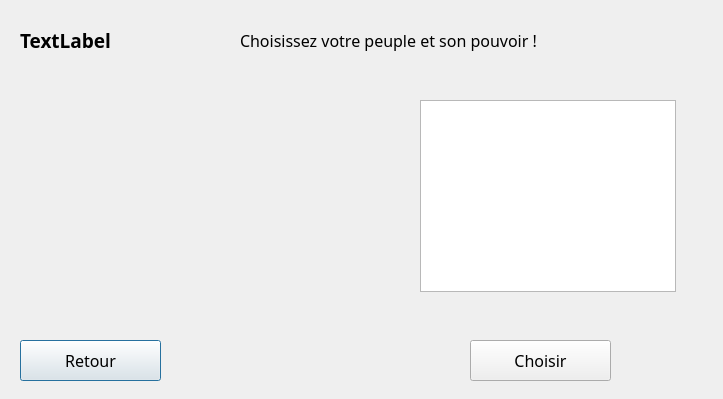
jcambray/ProjetWarCPP, file warCPP/selectnationpowerwindows.ui: the form before one commit.
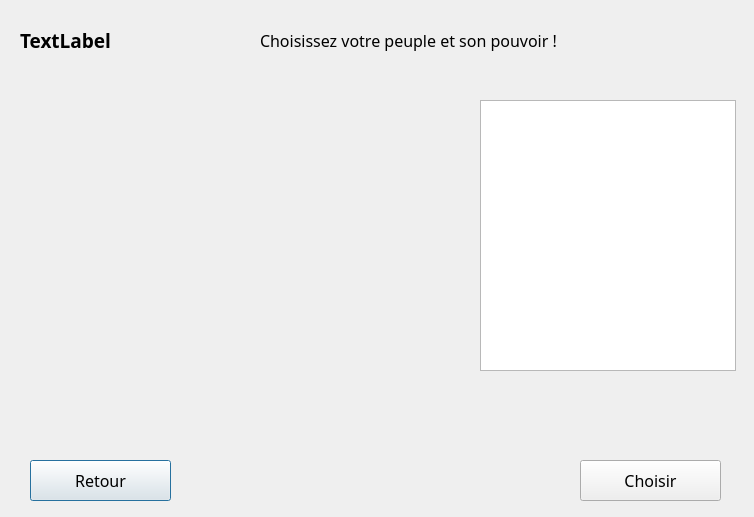
The form after the commit.

Commit message: Fin Selection Nation et Power

```diff
--- a/warCPP/selectnationpowerwindows.ui
+++ b/warCPP/selectnationpowerwindows.ui
@@ -6,8 +6,8 @@
    <rect>
     <x>0</x>
     <y>0</y>
-    <width>723</width>
-    <height>399</height>
+    <width>754</width>
+    <height>517</height>
    </rect>
   </property>
   <property name="windowTitle">
@@ -40,7 +40,7 @@
   <widget class="QLabel" name="labelTitre">
    <property name="geometry">
     <rect>
-     <x>240</x>
+     <x>260</x>
      <y>20</y>
      <width>361</width>
      <height>41</height>
@@ -59,10 +59,10 @@
   <widget class="QListView" name="listView">
    <property name="geometry">
     <rect>
-     <x>420</x>
+     <x>480</x>
      <y>100</y>
      <width>256</width>
-     <height>192</height>
+     <height>271</height>
     </rect>
    </property>
    <property name="font">
@@ -84,8 +84,8 @@
   <widget class="QPushButton" name="pushButton_2">
    <property name="geometry">
     <rect>
-     <x>20</x>
-     <y>340</y>
+     <x>30</x>
+     <y>460</y>
      <width>141</width>
      <height>41</height>
     </rect>
@@ -103,8 +103,8 @@
   <widget class="QPushButton" name="pushChoisir">
    <property name="geometry">
     <rect>
-     <x>470</x>
-     <y>340</y>
+     <x>580</x>
+     <y>460</y>
      <width>141</width>
      <height>41</height>
     </rect>
@@ -122,29 +122,35 @@
   <widget class="QLabel" name="labelCombi">
    <property name="geometry">
     <rect>
-     <x>30</x>
-     <y>270</y>
-     <width>361</width>
-     <height>41</height>
+     <x>20</x>
+     <y>410</y>
+     <width>711</width>
+     <height>51</height>
     </rect>
    </property>
    <property name="font">
     <font>
      <family>Lucida Handwriting</family>
-     <pointsize>12</pointsize>
+     <pointsize>11</pointsize>
     </font>
    </property>
    <property name="text">
     <string/>
    </property>
+   <property name="scaledContents">
+    <bool>true</bool>
+   </property>
+   <property name="wordWrap">
+    <bool>true</bool>
+   </property>
   </widget>
   <widget class="QLabel" name="labelImage">
    <property name="geometry">
     <rect>
-     <x>30</x>
-     <y>110</y>
-     <width>361</width>
-     <height>141</height>
+     <x>60</x>
+     <y>90</y>
+     <width>350</width>
+     <height>281</height>
     </rect>
    </property>
    <property name="font">
@@ -157,6 +163,25 @@
     <string/>
    </property>
   </widget>
+  <widget class="QLabel" name="labelNation">
+   <property name="geometry">
+    <rect>
+     <x>20</x>
+     <y>380</y>
+     <width>711</width>
+     <height>41</height>
+    </rect>
+   </property>
+   <property name="font">
+    <font>
+     <family>Lucida Handwriting</family>
+     <pointsize>11</pointsize>
+    </font>
+   </property>
+   <property name="text">
+    <string/>
+   </property>
+  </widget>
  </widget>
  <resources/>
  <connections>
```
Left out of the diff: 2 changed lines with no effect on the pictures. The commit also changes 6 other files.
